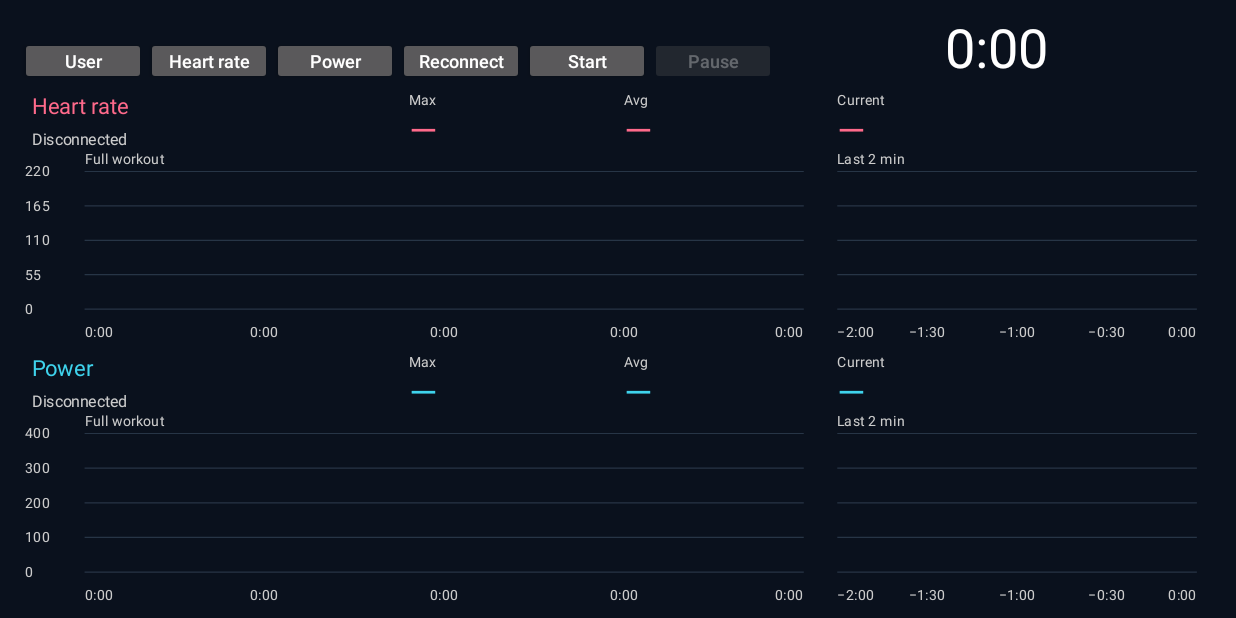
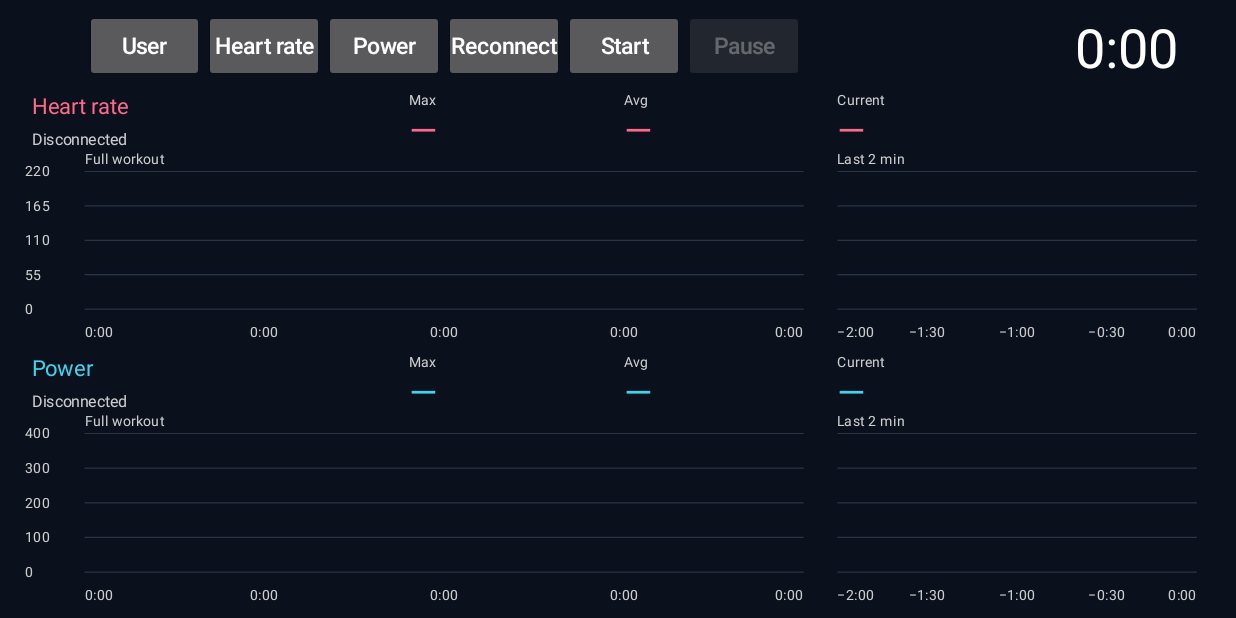
Before and after one commit to amoldeshpande/stagesgraph, an Android app: the screen it shows after launch (MainActivity), on a phone screen of 824 x 412 dp (held sideways). Run offline under Robolectric (Android 15) with nearby library versions, the phone set to English and light mode, and no system bars.

Commit message:
must remember to check in emulator before committing

```diff
--- a/StagesGraphs/app/build.gradle
+++ b/StagesGraphs/app/build.gradle
@@ -9,8 +9,8 @@ android {
         applicationId 'com.stagesgraphs'
         minSdk 22
         targetSdk 22
-        versionCode 8
-        versionName '1.6'
+        versionCode 12
+        versionName '1.6.4'
     }
     compileOptions {
         sourceCompatibility JavaVersion.VERSION_1_8
--- a/StagesGraphs/app/src/main/java/com/stagesgraphs/MainActivity.java
+++ b/StagesGraphs/app/src/main/java/com/stagesgraphs/MainActivity.java
@@ -41,39 +41,50 @@ public class MainActivity extends Activity {
         root=new LinearLayout(this); root.setOrientation(1); root.setPadding(20,10,20,10); root.setBackgroundColor(Color.rgb(10,17,29));
         setContentView(root);
         profiles=ZoneProfiles.decode(getSharedPreferences("riders",MODE_PRIVATE).getString("profiles",""));
-        LinearLayout actions=new LinearLayout(this); root.addView(actions);
+        LinearLayout actions=new LinearLayout(this); actions.setGravity(Gravity.CENTER_VERTICAL); root.addView(actions);
+        LinearLayout controls=new LinearLayout(this); actions.addView(controls,new LinearLayout.LayoutParams(0,-2));
+        actions.addOnLayoutChangeListener((v,l,t,r,b,oldL,oldT,oldR,oldB)->{
+            if(r-l==oldR-oldL)return;
+            float scale=(r-l)/1000f;
+            LinearLayout.LayoutParams layout=(LinearLayout.LayoutParams)controls.getLayoutParams();
+            layout.leftMargin=Math.round(54*scale);layout.width=Math.round((984-54-28)*2f/3*scale);
+            controls.setLayoutParams(layout);
+        });
         heart=new Graph("Heart rate","",Color.rgb(255,106,139),220,workout.heart);
         power=new Graph("Power","W",Color.rgb(63,211,236),400,workout.power);
         cadence=new Graph("Cadence","rpm",Color.rgb(170,150,255),120,workout.cadence);
         cadence.setVisibility(View.GONE);
         hr=new Sensor("Heart rate","180d","2a37",heart);
         watts=new Sensor("Power meter","1818","2a63",power);
-        userButton=button(actions,profiles.selected()==null?"User":profiles.selected().name,()->chooseUser());
+        userButton=button(controls,profiles.selected()==null?"User":profiles.selected().name,()->chooseUser());
         userButton.setSingleLine(true);userButton.setEllipsize(android.text.TextUtils.TruncateAt.END);
-        button(actions,"Heart rate",()->choose(hr));
-        button(actions,"Power",()->choose(watts));
-        button(actions,"Reconnect",()->reconnect());
-        startStop=button(actions,"Start",()->{
+        button(controls,"Heart rate",()->choose(hr));
+        button(controls,"Power",()->choose(watts));
+        button(controls,"Reconnect",()->reconnect());
+        startStop=button(controls,"Start",()->{
             long now=SystemClock.elapsedRealtime();
             if(workout.isRunning()) workout.stop(now); else {workoutZones=profiles.selected();hasWorkout=true;workout.start(now);}
             refreshWorkout(now);
         });
-        pauseResume=button(actions,"Pause",()->{
+        pauseResume=button(controls,"Pause",()->{
             long now=SystemClock.elapsedRealtime();
             if(workout.isPaused()) workout.resume(now); else workout.pause(now);
             refreshWorkout(now);
         });
         pauseResume.setEnabled(false);
+        actions.addView(new View(this),new LinearLayout.LayoutParams(0,0,1));
         elapsed=new TextView(this); elapsed.setTextColor(Color.WHITE); elapsed.setTextSize(36);
         elapsed.setGravity(Gravity.CENTER); elapsed.setText("0:00");
-        actions.addView(elapsed,new LinearLayout.LayoutParams(0,-2,1));
+        LinearLayout.LayoutParams timerLayout=new LinearLayout.LayoutParams((int)(120*getResources().getDisplayMetrics().density),-2);
+        timerLayout.leftMargin=(int)(24*getResources().getDisplayMetrics().density);
+        actions.addView(elapsed,timerLayout);
         root.addView(heart,new LinearLayout.LayoutParams(-1,0,1));
         root.addView(power,new LinearLayout.LayoutParams(-1,0,1));
         root.addView(cadence,new LinearLayout.LayoutParams(-1,0,1));
     }
     Button button(LinearLayout row,String label,Runnable action) {
         float density=getResources().getDisplayMetrics().density;
-        Button b=new Button(this); b.setText(label); b.setAllCaps(false); b.setTextSize(12); b.setMinWidth(0); b.setMinimumWidth(0); b.setMinHeight(0); b.setMinimumHeight(0); b.setPadding(2,0,2,0); row.addView(b,new LinearLayout.LayoutParams((int)(84*density),(int)(32*density))); b.setOnClickListener(v->action.run());return b;
+        Button b=new Button(this); b.setText(label); b.setAllCaps(false); b.setTextSize(15); b.setMinWidth(0); b.setMinimumWidth(0); b.setMinHeight(0); b.setMinimumHeight(0); b.setPadding(2,0,2,0); row.addView(b,new LinearLayout.LayoutParams(0,(int)(48*density),1)); b.setOnClickListener(v->action.run());return b;
     }
     void refreshWorkout(long now){
         startStop.setText(workout.isRunning()?"Stop":"Start");
```
Also changed, not shown: 2 other files.
